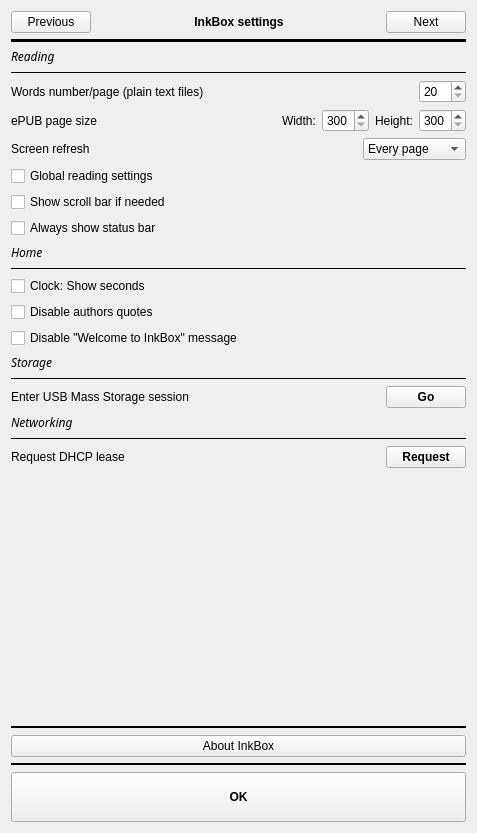
Above: src/settings/settings.ui from Quill-OS/quill before the change. Below: the same form after it.
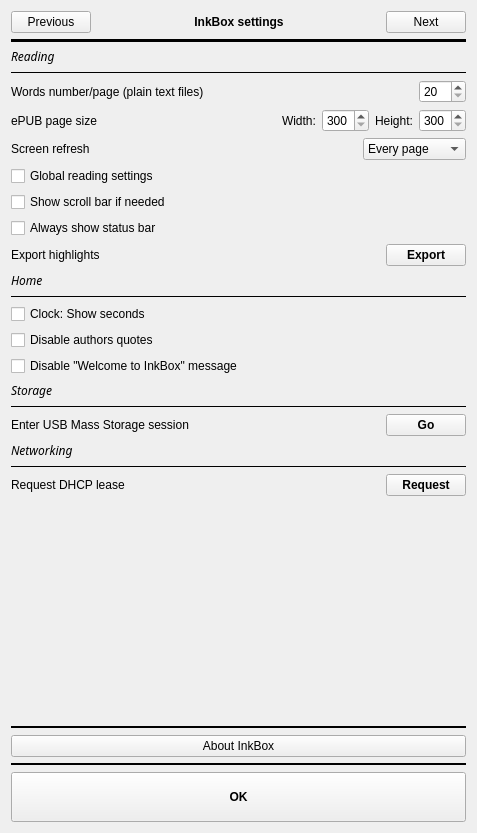
That is the form after the change.

Commit message: settings: Add 'Export highlights' option

What changed in the file:
```diff
--- a/src/settings/settings.ui
+++ b/src/settings/settings.ui
@@ -98,50 +98,6 @@
                <property name="bottomMargin">
                 <number>0</number>
                </property>
-               <item row="9" column="0">
-                <widget class="Line" name="line_6">
-                 <property name="frameShadow">
-                  <enum>QFrame::Plain</enum>
-                 </property>
-                 <property name="orientation">
-                  <enum>Qt::Horizontal</enum>
-                 </property>
-                </widget>
-               </item>
-               <item row="21" column="0">
-                <widget class="Line" name="line_3">
-                 <property name="frameShadow">
-                  <enum>QFrame::Plain</enum>
-                 </property>
-                 <property name="orientation">
-                  <enum>Qt::Horizontal</enum>
-                 </property>
-                </widget>
-               </item>
-               <item row="18" column="0">
-                <widget class="Line" name="line_7">
-                 <property name="frameShadow">
-                  <enum>QFrame::Plain</enum>
-                 </property>
-                 <property name="orientation">
-                  <enum>Qt::Horizontal</enum>
-                 </property>
-                </widget>
-               </item>
-               <item row="10" column="0">
-                <widget class="QCheckBox" name="clockCheckBox">
-                 <property name="text">
-                  <string>Clock: Show seconds</string>
-                 </property>
-                </widget>
-               </item>
-               <item row="6" column="0">
-                <widget class="QCheckBox" name="readerScrollBarCheckBox">
-                 <property name="text">
-                  <string>Show scroll bar if needed</string>
-                 </property>
-                </widget>
-               </item>
                <item row="0" column="0">
                 <widget class="QLabel" name="label_7">
                  <property name="font">
@@ -155,6 +111,169 @@
                  </property>
                 </widget>
                </item>
+               <item row="23" column="0">
+                <layout class="QGridLayout" name="gridLayout_3">
+                 <property name="bottomMargin">
+                  <number>0</number>
+                 </property>
+                 <item row="0" column="1">
+                  <spacer name="horizontalSpacer">
+                   <property name="orientation">
+                    <enum>Qt::Horizontal</enum>
+                   </property>
+                   <property name="sizeHint" stdset="0">
+                    <size>
+                     <width>40</width>
+                     <height>20</height>
+                    </size>
+                   </property>
+                  </spacer>
+                 </item>
+                 <item row="0" column="0">
+                  <widget class="QLabel" name="label_4">
+                   <property name="text">
+                    <string>Request DHCP lease</string>
+                   </property>
+                  </widget>
+                 </item>
+                 <item row="0" column="2">
+                  <widget class="QPushButton" name="requestLeaseBtn">
+                   <property name="font">
+                    <font>
+                     <weight>75</weight>
+                     <bold>true</bold>
+                    </font>
+                   </property>
+                   <property name="text">
+                    <string>Request</string>
+                   </property>
+                  </widget>
+                 </item>
+                </layout>
+               </item>
+               <item row="12" column="0">
+                <widget class="QCheckBox" name="quoteCheckBox">
+                 <property name="text">
+                  <string>Disable authors quotes</string>
+                 </property>
+                </widget>
+               </item>
+               <item row="18" column="0">
+                <widget class="QLabel" name="label_5">
+                 <property name="font">
+                  <font>
+                   <family>Chivo</family>
+                   <italic>true</italic>
+                  </font>
+                 </property>
+                 <property name="text">
+                  <string>Storage</string>
+                 </property>
+                </widget>
+               </item>
+               <item row="20" column="0">
+                <layout class="QGridLayout" name="gridLayout_4">
+                 <property name="bottomMargin">
+                  <number>0</number>
+                 </property>
+                 <item row="0" column="2">
+                  <widget class="QPushButton" name="usbmsBtn">
+                   <property name="font">
+                    <font>
+                     <weight>75</weight>
+                     <bold>true</bold>
+                    </font>
+                   </property>
+                   <property name="text">
+                    <string>Go</string>
+                   </property>
+                  </widget>
+                 </item>
+                 <item row="0" column="1">
+                  <spacer name="horizontalSpacer_2">
+                   <property name="orientation">
+                    <enum>Qt::Horizontal</enum>
+                   </property>
+                   <property name="sizeHint" stdset="0">
+                    <size>
+                     <width>40</width>
+                     <height>20</height>
+                    </size>
+                   </property>
+                  </spacer>
+                 </item>
+                 <item row="0" column="0">
+                  <widget class="QLabel" name="label_6">
+                   <property name="text">
+                    <string>Enter USB Mass Storage session</string>
+                   </property>
+                  </widget>
+                 </item>
+                </layout>
+               </item>
+               <item row="2" column="0">
+                <layout class="QGridLayout" name="gridLayout_6">
+                 <property name="bottomMargin">
+                  <number>0</number>
+                 </property>
+                 <item row="1" column="1">
+                  <spacer name="horizontalSpacer_5">
+                   <property name="orientation">
+                    <enum>Qt::Horizontal</enum>
+                   </property>
+                   <property name="sizeHint" stdset="0">
+                    <size>
+                     <width>40</width>
+                     <height>20</height>
+                    </size>
+                   </property>
+                  </spacer>
+                 </item>
+                 <item row="1" column="0">
+                  <widget class="QLabel" name="wordsNumberLabel">
+                   <property name="text">
+                    <string>Words number/page (plain text files)</string>
+                   </property>
+                  </widget>
+                 </item>
+                 <item row="1" column="2">
+                  <widget class="QSpinBox" name="wordsNumber">
+                   <property name="minimum">
+                    <number>20</number>
+                   </property>
+                   <property name="maximum">
+                    <number>300</number>
+                   </property>
+                   <property name="singleStep">
+                    <number>20</number>
+                   </property>
+                   <property name="value">
+                    <number>20</number>
+                   </property>
+                  </widget>
+                 </item>
+                </layout>
+               </item>
+               <item row="21" column="0">
+                <widget class="QLabel" name="label_3">
+                 <property name="font">
+                  <font>
+                   <family>Chivo</family>
+                   <italic>true</italic>
+                  </font>
+                 </property>
+                 <property name="text">
+                  <string>Networking</string>
+                 </property>
+                </widget>
+               </item>
+               <item row="11" column="0">
+                <widget class="QCheckBox" name="clockCheckBox">
+                 <property name="text">
+                  <string>Clock: Show seconds</string>
+                 </property>
+                </widget>
+               </item>
                <item row="4" column="0">
                 <layout class="QGridLayout" name="gridLayout_9">
                  <property name="bottomMargin">
@@ -226,7 +345,7 @@
                  </item>
                 </layout>
                </item>
-               <item row="8" column="0">
+               <item row="9" column="0">
                 <widget class="QLabel" name="label_2">
                  <property name="font">
                   <font>
@@ -239,6 +358,23 @@
                  </property>
                 </widget>
                </item>
+               <item row="13" column="0">
+                <widget class="QCheckBox" name="demoCheckBox">
+                 <property name="text">
+                  <string>Disable &quot;Welcome to InkBox&quot; message</string>
+                 </property>
+                </widget>
+               </item>
+               <item row="22" column="0">
+                <widget class="Line" name="line_3">
+                 <property name="frameShadow">
+                  <enum>QFrame::Plain</enum>
+                 </property>
+                 <property name="orientation">
+                  <enum>Qt::Horizontal</enum>
+                 </property>
+                </widget>
+               </item>
                <item row="5" column="0">
                 <widget class="QCheckBox" name="globalReadingSettingsCheckBox">
                  <property name="text">
@@ -246,93 +382,13 @@
                  </property>
                 </widget>
                </item>
-               <item row="2" column="0">
-                <layout class="QGridLayout" name="gridLayout_6">
-                 <property name="bottomMargin">
-                  <number>0</number>
+               <item row="10" column="0">
+                <widget class="Line" name="line_6">
+                 <property name="frameShadow">
+                  <enum>QFrame::Plain</enum>
                  </property>
-                 <item row="1" column="1">
-                  <spacer name="horizontalSpacer_5">
-                   <property name="orientation">
-                    <enum>Qt::Horizontal</enum>
-                   </property>
-                   <property name="sizeHint" stdset="0">
-                    <size>
-                     <width>40</width>
-                     <height>20</height>
-                    </size>
-                   </property>
-                  </spacer>
-                 </item>
-                 <item row="1" column="0">
-                  <widget class="QLabel" name="wordsNumberLabel">
-                   <property name="text">
-                    <string>Words number/page (plain text files)</string>
-                   </property>
-                  </widget>
-                 </item>
-                 <item row="1" column="2">
-                  <widget class="QSpinBox" name="wordsNumber">
-                   <property name="minimum">
-                    <number>20</number>
-                   </property>
-                   <property name="maximum">
-                    <number>300</number>
-                   </property>
-                   <property name="singleStep">
-                    <number>20</number>
-                   </property>
-                   <property name="value">
-                    <number>20</number>
-                   </property>
-                  </widget>
-                 </item>
-                </layout>
-               </item>
-               <item row="22" column="0">
-                <layout class="QGridLayout" name="gridLayout_3">
-                 <property name="bottomMargin">
-                  <number>0</number>
-                 </property>
-                 <item row="0" column="1">
-                  <spacer name="horizontalSpacer">
-                   <property name="orientation">
-                    <enum>Qt::Horizontal</enum>
-                   </property>
-                   <property name="sizeHint" stdset="0">
-                    <size>
-                     <width>40</width>
-                     <height>20</height>
-                    </size>
-                   </property>
-                  </spacer>
-                 </item>
-                 <item row="0" column="0">
-                  <widget class="QLabel" name="label_4">
-                   <property name="text">
-                    <string>Request DHCP lease</string>
-                   </property>
-                  </widget>
-                 </item>
-                 <item row="0" column="2">
-                  <widget class="QPushButton" name="requestLeaseBtn">
-                   <property name="font">
-                    <font>
-                     <weight>75</weight>
-                     <bold>true</bold>
-                    </font>
-                   </property>
-                   <property name="text">
-                    <string>Request</string>
-                   </property>
-                  </widget>
-                 </item>
-                </layout>
-               </item>
-               <item row="12" column="0">
-                <widget class="QCheckBox" name="demoCheckBox">
-                 <property name="text">
-                  <string>Disable &quot;Welcome to InkBox&quot; message</string>
+                 <property name="orientation">
+                  <enum>Qt::Horizontal</enum>
                  </property>
                 </widget>
                </item>
@@ -346,58 +402,15 @@
                  </property>
                 </widget>
                </item>
-               <item row="17" column="0">
-                <widget class="QLabel" name="label_5">
-                 <property name="font">
-                  <font>
-                   <family>Chivo</family>
-                   <italic>true</italic>
-                  </font>
-                 </property>
-                 <property name="text">
-                  <string>Storage</string>
-                 </property>
-                </widget>
-               </item>
                <item row="19" column="0">
-                <layout class="QGridLayout" name="gridLayout_4">
-                 <property name="bottomMargin">
-                  <number>0</number>
+                <widget class="Line" name="line_7">
+                 <property name="frameShadow">
+                  <enum>QFrame::Plain</enum>
                  </property>
-                 <item row="0" column="2">
-                  <widget class="QPushButton" name="usbmsBtn">
-                   <property name="font">
-                    <font>
-                     <weight>75</weight>
-                     <bold>true</bold>
-                    </font>
-                   </property>
-                   <property name="text">
-                    <string>Go</string>
-                   </property>
-                  </widget>
-                 </item>
-                 <item row="0" column="1">
-                  <spacer name="horizontalSpacer_2">
-                   <property name="orientation">
-                    <enum>Qt::Horizontal</enum>
-                   </property>
-                   <property name="sizeHint" stdset="0">
-                    <size>
-                     <width>40</width>
-                     <height>20</height>
-                    </size>
-                   </property>
-                  </spacer>
-                 </item>
-                 <item row="0" column="0">
-                  <widget class="QLabel" name="label_6">
-                   <property name="text">
-                    <string>Enter USB Mass Storage session</string>
-                   </property>
-                  </widget>
-                 </item>
-                </layout>
+                 <property name="orientation">
+                  <enum>Qt::Horizontal</enum>
+                 </property>
+                </widget>
                </item>
                <item row="7" column="0">
                 <widget class="QCheckBox" name="menuBarCheckBox">
@@ -406,25 +419,25 @@
                  </property>
                 </widget>
                </item>
-               <item row="20" column="0">
-                <widget class="QLabel" name="label_3">
-                 <property name="font">
-                  <font>
-                   <family>Chivo</family>
-                   <italic>true</italic>
-                  </font>
-                 </property>
+               <item row="6" column="0">
+                <widget class="QCheckBox" name="readerScrollBarCheckBox">
                  <property name="text">
-                  <string>Networking</string>
+                  <string>Show scroll bar if needed</string>
                  </property>
                 </widget>
                </item>
-               <item row="11" column="0">
-                <widget class="QCheckBox" name="quoteCheckBox">
-                 <property name="text">
-                  <string>Disable authors quotes</string>
+               <item row="24" column="0">
+                <spacer name="verticalSpacer">
+                 <property name="orientation">
+                  <enum>Qt::Vertical</enum>
                  </property>
-                </widget>
+                 <property name="sizeHint" stdset="0">
+                  <size>
+                   <width>20</width>
+                   <height>40</height>
+                  </size>
+                 </property>
+                </spacer>
                </item>
                <item row="3" column="0">
                 <layout class="QGridLayout" name="gridLayout_15">
@@ -493,18 +506,45 @@
                  </item>
                 </layout>
                </item>
-               <item row="23" column="0">
-                <spacer name="verticalSpacer">
-                 <property name="orientation">
-                  <enum>Qt::Vertical</enum>
+               <item row="8" column="0">
+                <layout class="QGridLayout" name="gridLayout_16">
+                 <property name="bottomMargin">
+                  <number>0</number>
                  </property>
-                 <property name="sizeHint" stdset="0">
-                  <size>
-                   <width>20</width>
-                   <height>40</height>
-                  </size>
-                 </property>
-                </spacer>
+                 <item row="0" column="0">
+                  <widget class="QLabel" name="exportHighlightsLabel">
+                   <property name="text">
+                    <string>Export highlights</string>
+                   </property>
+                  </widget>
+                 </item>
+                 <item row="0" column="2">
+                  <widget class="QPushButton" name="exportHighlightsBtn">
+                   <property name="font">
+                    <font>
+                     <weight>75</weight>
+                     <bold>true</bold>
+                    </font>
+                   </property>
+                   <property name="text">
+                    <string>Export</string>
+                   </property>
+                  </widget>
+                 </item>
+                 <item row="0" column="1">
+                  <spacer name="horizontalSpacer_12">
+                   <property name="orientation">
+                    <enum>Qt::Horizontal</enum>
+                   </property>
+                   <property name="sizeHint" stdset="0">
+                    <size>
+                     <width>40</width>
+                     <height>20</height>
+                    </size>
+                   </property>
+                  </spacer>
+                 </item>
+                </layout>
                </item>
               </layout>
              </item>
```
The commit also changes 3 other files.
